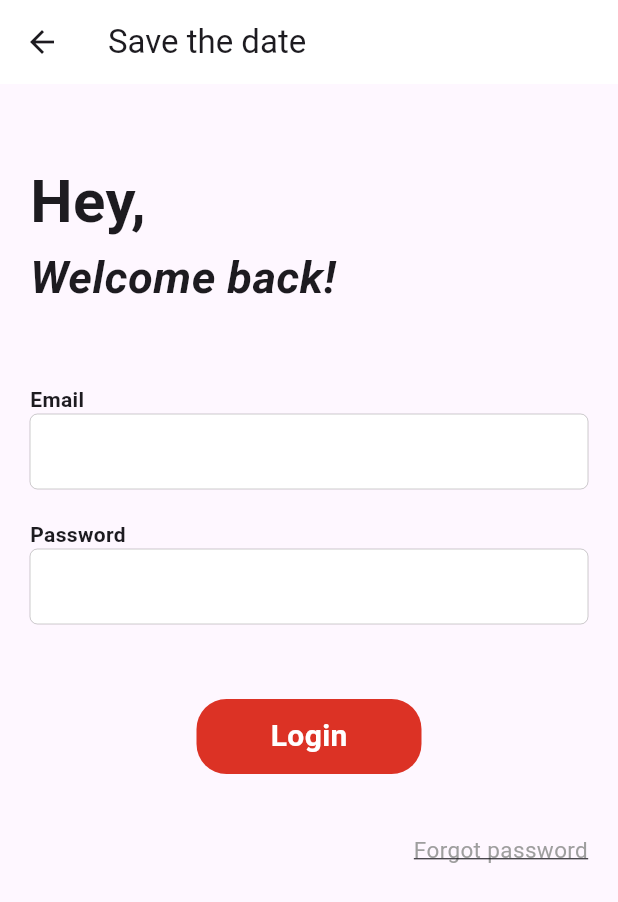
After one commit to mariakahale/dating_app, a Flutter app: the LoginScreen screen opened directly, on a phone screen of 412 x 824 dp. The commit adds this screen. Shown: the top 902 px of the screen. Run offline on Flutter 3.47's test engine with Material 3 defaults, Android fonts, the light colour scheme and no system bars; our stand-ins replace transparent_image; missing offline and left inert: pressable_flutter.

Commit message:
login & signup pages

```diff
--- a/lib/main.dart
+++ b/lib/main.dart
@@ -1,5 +1,6 @@
 import 'package:flutter/material.dart';
 import 'package:savethedate/ui/landing/landing_v.dart';
+// import 'package:savethedate/ui/signup_main/signup_main_v.dart';
 
 void main() {
   runApp(const LandingScreen());
--- a/lib/ui/core/custombutton_wgt.dart
+++ b/lib/ui/core/custombutton_wgt.dart
@@ -1,20 +1,24 @@
-import 'dart:developer';
-
 import 'package:flutter/material.dart';
 import 'package:pressable_flutter/pressable_flutter.dart';
 
 class CustombuttonWgt extends StatelessWidget {
   final String text;
   final Color color;
+  final VoidCallback onPressed;
 
-  const CustombuttonWgt({super.key, required this.text, required this.color});
+  const CustombuttonWgt({
+    super.key,
+    required this.text,
+    required this.color,
+    required this.onPressed,
+  });
 
   @override
   Widget build(BuildContext context) {
     return Pressable(
       // effect: PressEffect.withSaturatedRipple(shrinkFactor: 0.8),
       duration: Duration(milliseconds: 40),
-      onPress: () => log('onPress'),
+      onPress: onPressed,
       child: Container(
         height: 50,
         width: 150,
--- a/lib/ui/core/globals.dart
+++ b/lib/ui/core/globals.dart
@@ -1,3 +1,7 @@
 import 'package:flutter/material.dart';
 
 const Color myRed = Color.fromRGBO(220, 50, 37, 1);
+
+void nothing() {
+  // This function does nothing
+}
--- a/lib/ui/core/underlinedtext_wgt.dart
+++ b/lib/ui/core/underlinedtext_wgt.dart
@@ -1,15 +1,19 @@
-import 'dart:developer';
-
 import 'package:flutter/material.dart';
 
 class UnderlinedtextWgt extends StatelessWidget {
   final String text;
-  const UnderlinedtextWgt({required this.text, super.key});
+  final VoidCallback onTapped;
+
+  const UnderlinedtextWgt({
+    required this.text,
+    required this.onTapped,
+    super.key,
+  });
 
   @override
   Widget build(BuildContext context) {
     return GestureDetector(
-      onTap: () => log('onPress'),
+      onTap: onTapped,
       child: Text(
         text,
         // textAlign: textAlign,
--- /dev/null
+++ b/lib/ui/login/login_v.dart
@@ -0,0 +1,80 @@
+import 'package:flutter/cupertino.dart';
+import 'package:flutter/material.dart';
+import 'package:savethedate/ui/core/custombutton_wgt.dart';
+import 'package:savethedate/ui/core/globals.dart';
+import 'package:savethedate/ui/core/underlinedtext_wgt.dart';
+
+class LoginScreen extends StatelessWidget {
+  const LoginScreen({super.key});
+
+  @override
+  Widget build(BuildContext context) {
+    return Scaffold(
+      appBar: AppBar(
+        title: Text("Save the date"),
+        backgroundColor: Colors.white,
+      ),
+      body: SafeArea(
+        child: Padding(
+          padding: const EdgeInsets.fromLTRB(20, 50, 20, 0),
+          child: Column(
+            children: <Widget>[
+              Align(
+                alignment: Alignment.centerLeft,
+                child: Text(
+                  "Hey,",
+                  style: TextStyle(fontWeight: FontWeight.bold, fontSize: 40),
+                ),
+              ),
+              Align(
+                alignment: Alignment.centerLeft,
+                child: Text(
+                  "Welcome back!",
+                  style: TextStyle(
+                    fontWeight: FontWeight.bold,
+                    fontSize: 30,
+                    fontStyle: FontStyle.italic,
+                  ),
+                ),
+              ),
+              SizedBox(height: 50),
+              Align(
+                alignment: Alignment.centerLeft,
+                child: Text(
+                  "Email",
+                  style: TextStyle(fontWeight: FontWeight.bold),
+                ),
+              ),
+              CupertinoTextField(
+                cursorColor: myRed,
+                padding: EdgeInsets.fromLTRB(10, 15, 10, 15),
+              ),
+              SizedBox(height: 20),
+              Align(
+                alignment: Alignment.centerLeft,
+                child: Text(
+                  "Password",
+                  style: TextStyle(fontWeight: FontWeight.bold),
+                ),
+              ),
+              CupertinoTextField(
+                cursorColor: myRed,
+                padding: EdgeInsets.fromLTRB(10, 15, 10, 15),
+              ),
+              SizedBox(height: 50),
+              CustombuttonWgt(text: "Login", color: myRed, onPressed: nothing),
+              SizedBox(height: 40),
+              Align(
+                alignment: Alignment.bottomRight,
+                child: UnderlinedtextWgt(
+                  text: "Forgot password",
+                  onTapped: nothing,
+                ),
+              ),
+            ],
+          ),
+        ),
+      ),
+    );
+  }
+}
```
Also changed, not shown: lib/ui/landing/landing_v.dart (+12 -4 lines), lib/ui/signup_main/signup_main_v.dart (+33 -12 lines).
